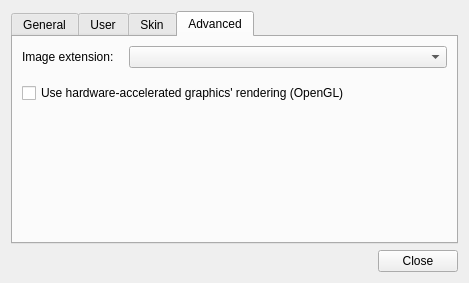
Qt form dialogs/preferences-dialog.ui (GeorgesStavracas/Virtaus-old) before a commit.
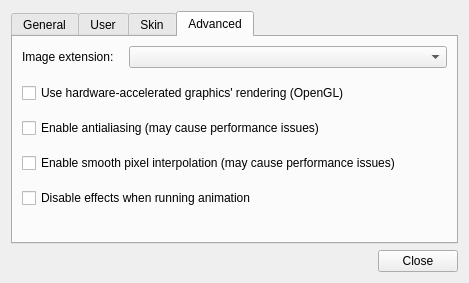
The same form after that commit. The open tabs and pages were chosen to show the change. Icons and pictures are not drawn.

Diff of the .ui file:
```diff
--- a/dialogs/preferences-dialog.ui
+++ b/dialogs/preferences-dialog.ui
@@ -227,6 +227,27 @@
          </property>
         </widget>
        </item>
+       <item row="2" column="0" colspan="2">
+        <widget class="QCheckBox" name="antialiasingBox">
+         <property name="text">
+          <string>Enable antialiasing (may cause performance issues)</string>
+         </property>
+        </widget>
+       </item>
+       <item row="3" column="0" colspan="2">
+        <widget class="QCheckBox" name="smoothpixelCheck">
+         <property name="text">
+          <string>Enable smooth pixel interpolation (may cause performance issues)</string>
+         </property>
+        </widget>
+       </item>
+       <item row="4" column="0" colspan="2">
+        <widget class="QCheckBox" name="animationCheck">
+         <property name="text">
+          <string>Disable effects when running animation</string>
+         </property>
+        </widget>
+       </item>
       </layout>
      </widget>
     </widget>
```
Left out of the diff: 3 changed lines with no effect on the pictures.
